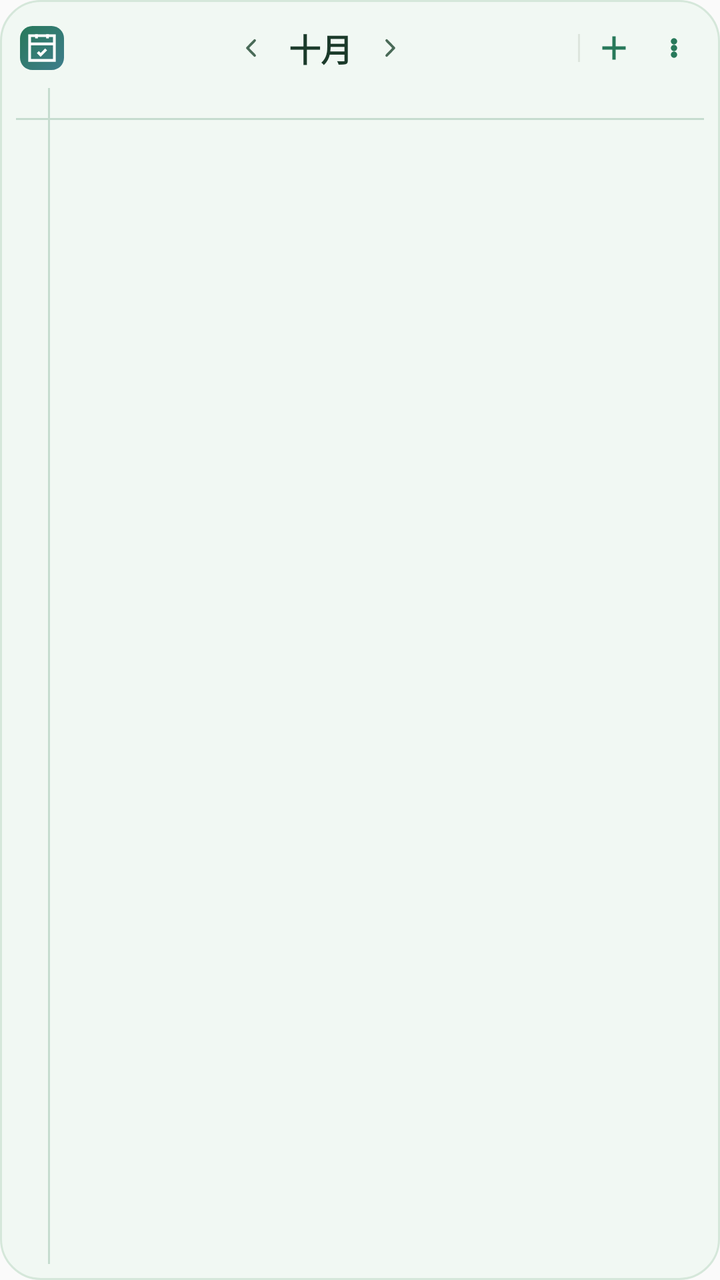
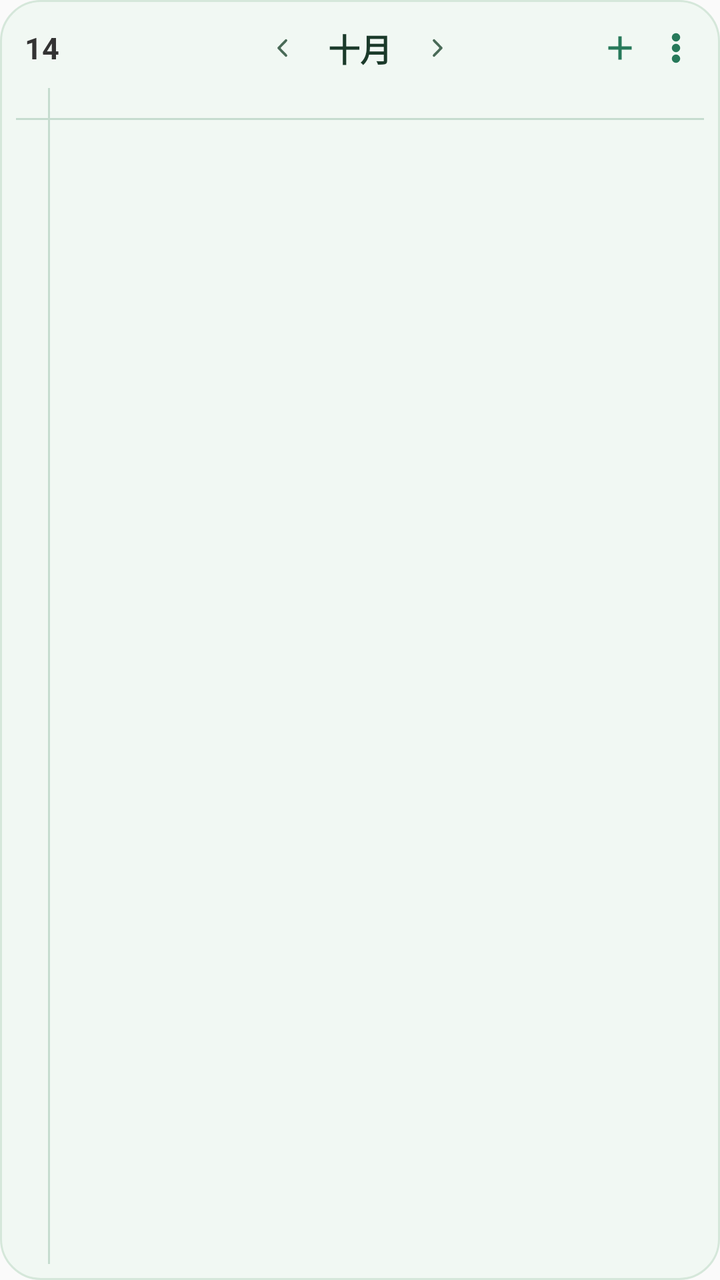

Before-and-after screenshots of an Android layout around one commit, followed by the original layout XML and the change that was made.
<!-- AndroidManifest.xml: application theme AppTheme -->
<!-- res/layout/widget_schedule.xml -->
<?xml version="1.0" encoding="utf-8"?>
<LinearLayout xmlns:android="http://schemas.android.com/apk/res/android"
    android:id="@+id/widget_root"
    android:layout_width="match_parent"
    android:layout_height="match_parent"
    android:background="@drawable/widget_bg"
    android:orientation="vertical"
    android:padding="8dp">

    
    <LinearLayout
        android:layout_width="match_parent"
        android:layout_height="32dp"
        android:gravity="center_vertical"
        android:orientation="horizontal">

        <ImageView
            android:id="@+id/iv_logo"
            android:layout_width="26dp"
            android:layout_height="26dp"
            android:contentDescription="回到今天"
            android:padding="2dp"
            android:src="@drawable/ic_widget_logo" />

        
        <LinearLayout
            android:layout_width="0dp"
            android:layout_height="match_parent"
            android:layout_weight="1"
            android:gravity="center"
            android:orientation="horizontal">

            <ImageView
                android:id="@+id/btn_prev_month"
                android:layout_width="22dp"
                android:layout_height="22dp"
                android:contentDescription="上一周"
                android:padding="4dp"
                android:src="@drawable/ic_chevron_left" />

            <TextView
                android:id="@+id/tv_month"
                android:layout_width="wrap_content"
                android:layout_height="wrap_content"
                android:layout_marginLeft="8dp"
                android:layout_marginRight="8dp"
                android:gravity="center"
                android:text="十月"
                android:textColor="#1B3A2A"
                android:textSize="16sp"
                android:textStyle="bold" />

            <ImageView
                android:id="@+id/btn_next_month"
                android:layout_width="22dp"
                android:layout_height="22dp"
                android:contentDescription="下一周"
                android:padding="4dp"
                android:src="@drawable/ic_chevron_right" />
        </LinearLayout>

        <TextView
            android:layout_width="1dp"
            android:layout_height="14dp"
            android:layout_marginLeft="2dp"
            android:layout_marginRight="2dp"
            android:background="#DDE5DD"
            android:text="" />

        <ImageView
            android:id="@+id/btn_add"
            android:layout_width="30dp"
            android:layout_height="30dp"
            android:contentDescription="新建任务"
            android:padding="5dp"
            android:src="@drawable/ic_plus" />

        <ImageView
            android:id="@+id/btn_settings"
            android:layout_width="30dp"
            android:layout_height="30dp"
            android:contentDescription="小组件设置"
            android:padding="5dp"
            android:src="@drawable/ic_more" />
    </LinearLayout>

    
    <LinearLayout
        android:id="@+id/date_strip"
        android:layout_width="match_parent"
        android:layout_height="wrap_content"
        android:layout_marginTop="2dp"
        android:orientation="horizontal" />

    
    <LinearLayout
        android:id="@+id/habit_rows"
        android:layout_width="match_parent"
        android:layout_height="wrap_content"
        android:layout_marginTop="3dp"
        android:background="#E7F3EA"
        android:orientation="vertical"
        android:padding="2dp"
        android:visibility="gone" />

    
    <LinearLayout
        android:id="@+id/panel"
        android:layout_width="match_parent"
        android:layout_height="0dp"
        android:layout_marginTop="2dp"
        android:layout_weight="1"
        android:orientation="vertical">

        
        <LinearLayout
            android:layout_width="match_parent"
            android:layout_height="15dp"
            android:orientation="horizontal">

            <TextView
                android:layout_width="16dp"
                android:layout_height="match_parent"
                android:text="" />

            <TextView
                android:layout_width="1dp"
                android:layout_height="match_parent"
                android:background="#C6DCCF"
                android:text="" />

            <LinearLayout
                android:id="@+id/untimed_bar"
                android:layout_width="0dp"
                android:layout_height="match_parent"
                android:layout_weight="1"
                android:gravity="center_vertical"
                android:orientation="horizontal" />
        </LinearLayout>

        
        <TextView
            android:layout_width="match_parent"
            android:layout_height="1dp"
            android:background="#C6DCCF"
            android:text="" />

        
        <LinearLayout
            android:layout_width="match_parent"
            android:layout_height="0dp"
            android:layout_weight="1"
            android:orientation="horizontal">

            <LinearLayout
                android:id="@+id/tl_scale"
                android:layout_width="16dp"
                android:layout_height="match_parent"
                android:orientation="vertical" />

            
            <TextView
                android:layout_width="1dp"
                android:layout_height="match_parent"
                android:background="#C6DCCF"
                android:text="" />

            <FrameLayout
                android:id="@+id/tl_frame"
                android:layout_width="0dp"
                android:layout_height="match_parent"
                android:layout_weight="1">

                <LinearLayout
                    android:id="@+id/tl_grid"
                    android:layout_width="match_parent"
                    android:layout_height="match_parent"
                    android:orientation="vertical" />

                
                <LinearLayout
                    android:id="@+id/tl_now"
                    android:layout_width="match_parent"
                    android:layout_height="match_parent"
                    android:orientation="vertical" />

                
                <LinearLayout
                    android:id="@+id/tl_tasks"
                    android:layout_width="match_parent"
                    android:layout_height="match_parent"
                    android:orientation="vertical" />
            </FrameLayout>
        </LinearLayout>
    </LinearLayout>

    
    <TextView
        android:id="@+id/tv_footer"
        android:layout_width="match_parent"
        android:layout_height="wrap_content"
        android:layout_marginTop="2dp"
        android:gravity="center"
        android:text=""
        android:textColor="#6B8574"
        android:textSize="9sp"
        android:visibility="gone" />
</LinearLayout>
<!-- resources referenced by this layout -->
<resources>
  <!-- drawable ic_chevron_right (drawable) -->
  <?xml version="1.0" encoding="utf-8"?>
  <vector xmlns:android="http://schemas.android.com/apk/res/android"
      android:width="24dp"
      android:height="24dp"
      android:viewportWidth="24"
      android:viewportHeight="24">
      <path
          android:pathData="M8.6,5.6 L14.8,12 L8.6,18.4"
          android:strokeColor="#4A6B58"
          android:strokeWidth="2.2"
          android:strokeLineCap="round"
          android:strokeLineJoin="round" />
  </vector>
  <!-- drawable ic_more (drawable) -->
  <?xml version="1.0" encoding="utf-8"?>
  <vector xmlns:android="http://schemas.android.com/apk/res/android"
      android:width="24dp"
      android:height="24dp"
      android:viewportHeight="24"
      android:viewportWidth="24">
      <path
          android:fillColor="#27795A"
          android:pathData="M12,8m-1.9,0a1.9,1.9 0 1,0 3.8,0a1.9,1.9 0 1,0 -3.8,0" />
      <path
          android:fillColor="#27795A"
          android:pathData="M12,12m-1.9,0a1.9,1.9 0 1,0 3.8,0a1.9,1.9 0 1,0 -3.8,0" />
      <path
          android:fillColor="#27795A"
          android:pathData="M12,16m-1.9,0a1.9,1.9 0 1,0 3.8,0a1.9,1.9 0 1,0 -3.8,0" />
  </vector>
  <!-- drawable ic_plus (drawable) -->
  <?xml version="1.0" encoding="utf-8"?>
  <vector xmlns:android="http://schemas.android.com/apk/res/android"
      android:width="24dp"
      android:height="24dp"
      android:viewportWidth="24"
      android:viewportHeight="24">
      <path
          android:fillColor="#27795A"
          android:pathData="M11,5 L11,11 L5,11 L5,13 L11,13 L11,19 L13,19 L13,13 L19,13 L19,11 L13,11 L13,5 Z" />
  </vector>
  <!-- drawable ic_widget_logo (drawable) -->
  <?xml version="1.0" encoding="utf-8"?>
  <vector xmlns:android="http://schemas.android.com/apk/res/android"
      xmlns:aapt="http://schemas.android.com/aapt"
      android:width="192dp"
      android:height="192dp"
      android:viewportWidth="32"
      android:viewportHeight="32">
  
      
      <path android:pathData="M9,0h14c4.97,0 9,4.03 9,9v14c0,4.97 -4.03,9 -9,9H9c-4.97,0 -9,-4.03 -9,-9V9C0,4.03 4.03,0 9,0z">
          <aapt:attr name="android:fillColor">
              <gradient
                  android:type="linear"
                  android:startX="0"
                  android:startY="0"
                  android:endX="32"
                  android:endY="32">
                  <item android:offset="0" android:color="#27795A" />
                  <item android:offset="1" android:color="#3F7D8C" />
              </gradient>
          </aapt:attr>
      </path>
  
      
      <group
          android:translateX="4"
          android:translateY="4"
          android:strokeLineCap="round"
          android:strokeLineJoin="round">
          <path
              android:pathData="M8,2v3"
              android:strokeColor="#FFFFFF"
              android:strokeWidth="2" />
          <path
              android:pathData="M16,2v3"
              android:strokeColor="#FFFFFF"
              android:strokeWidth="2" />
          <path
              android:pathData="M3,3h18v18H3z"
              android:strokeColor="#FFFFFF"
              android:strokeWidth="2" />
          <path
              android:pathData="M3,9h18"
              android:strokeColor="#FFFFFF"
              android:strokeWidth="2" />
          <path
              android:pathData="M9,15l2,2l4,-4"
              android:strokeColor="#FFFFFF"
              android:strokeWidth="2" />
      </group>
  </vector>
  <!-- drawable widget_bg (drawable) -->
  <?xml version="1.0" encoding="utf-8"?>
  <shape xmlns:android="http://schemas.android.com/apk/res/android"
      android:shape="rectangle">
      <solid android:color="#F1F8F3" />
      <corners android:radius="20dp" />
      <stroke android:width="1dp" android:color="#D5E7DA" />
  </shape>
  <style name="AppTheme" parent="Theme.AppCompat.Light.DarkActionBar">
          
          <item name="colorPrimary">@color/colorPrimary</item>
          <item name="colorPrimaryDark">@color/colorPrimaryDark</item>
          <item name="colorAccent">@color/colorAccent</item>
      </style>
  <!-- unchanged entries left out for length: 1 -->
</resources>

<!-- the commit's change to res/layout/widget_schedule.xml (unified diff, before → after) -->
@@ -8,25 +8,28 @@
     android:padding="8dp">
 
     
-    <LinearLayout
-        android:layout_width="match_parent"
-        android:layout_height="32dp"
-        android:gravity="center_vertical"
-        android:orientation="horizontal">
-
-        <ImageView
+    <FrameLayout
+        android:layout_width="match_parent"
+        android:layout_height="32dp">
+
+        <TextView
             android:id="@+id/iv_logo"
-            android:layout_width="26dp"
-            android:layout_height="26dp"
-            android:contentDescription="回到今天"
-            android:padding="2dp"
-            android:src="@drawable/ic_widget_logo" />
-
-        
-        <LinearLayout
-            android:layout_width="0dp"
+            android:layout_width="wrap_content"
             android:layout_height="match_parent"
-            android:layout_weight="1"
+            android:layout_gravity="left|center_vertical"
+            android:gravity="center"
+            android:minWidth="26dp"
+            android:paddingLeft="2dp"
+            android:paddingRight="2dp"
+            android:text="14"
+            android:textColor="#333333"
+            android:textSize="15sp"
+            android:textStyle="bold" />
+
+        <LinearLayout
+            android:layout_width="wrap_content"
+            android:layout_height="match_parent"
+            android:layout_gravity="center"
             android:gravity="center"
             android:orientation="horizontal">
 
@@ -42,8 +45,8 @@
                 android:id="@+id/tv_month"
                 android:layout_width="wrap_content"
                 android:layout_height="wrap_content"
-                android:layout_marginLeft="8dp"
-                android:layout_marginRight="8dp"
+                android:layout_marginLeft="12dp"
+                android:layout_marginRight="12dp"
                 android:gravity="center"
                 android:text="十月"
                 android:textColor="#1B3A2A"
@@ -59,30 +62,30 @@
                 android:src="@drawable/ic_chevron_right" />
         </LinearLayout>
 
-        <TextView
-            android:layout_width="1dp"
-            android:layout_height="14dp"
-            android:layout_marginLeft="2dp"
-            android:layout_marginRight="2dp"
-            android:background="#DDE5DD"
-            android:text="" />
-
-        <ImageView
-            android:id="@+id/btn_add"
-            android:layout_width="30dp"
-            android:layout_height="30dp"
-            android:contentDescription="新建任务"
-            android:padding="5dp"
-            android:src="@drawable/ic_plus" />
-
-        <ImageView
-            android:id="@+id/btn_settings"
-            android:layout_width="30dp"
-            android:layout_height="30dp"
-            android:contentDescription="小组件设置"
-            android:padding="5dp"
-            android:src="@drawable/ic_more" />
-    </LinearLayout>
+        <LinearLayout
+            android:layout_width="wrap_content"
+            android:layout_height="match_parent"
+            android:layout_gravity="right|center_vertical"
+            android:gravity="center_vertical"
+            android:orientation="horizontal">
+
+            <ImageView
+                android:id="@+id/btn_add"
+                android:layout_width="28dp"
+                android:layout_height="28dp"
+                android:contentDescription="新建任务"
+                android:padding="4dp"
+                android:src="@drawable/ic_plus" />
+
+            <ImageView
+                android:id="@+id/btn_settings"
+                android:layout_width="28dp"
+                android:layout_height="28dp"
+                android:contentDescription="小组件设置"
+                android:padding="4dp"
+                android:src="@drawable/ic_more" />
+        </LinearLayout>
+    </FrameLayout>
 
     
     <LinearLayout
<!-- resource entries referenced after the edit -->
@@ -23,13 +23,13 @@
       android:viewportWidth="24">
       <path
           android:fillColor="#27795A"
-          android:pathData="M12,8m-1.9,0a1.9,1.9 0 1,0 3.8,0a1.9,1.9 0 1,0 -3.8,0" />
+          android:pathData="M12,5.6m-2.5,0a2.5,2.5 0 1,0 5,0a2.5,2.5 0 1,0 -5,0" />
       <path
           android:fillColor="#27795A"
-          android:pathData="M12,12m-1.9,0a1.9,1.9 0 1,0 3.8,0a1.9,1.9 0 1,0 -3.8,0" />
+          android:pathData="M12,12m-2.5,0a2.5,2.5 0 1,0 5,0a2.5,2.5 0 1,0 -5,0" />
       <path
           android:fillColor="#27795A"
-          android:pathData="M12,16m-1.9,0a1.9,1.9 0 1,0 3.8,0a1.9,1.9 0 1,0 -3.8,0" />
+          android:pathData="M12,18.4m-2.5,0a2.5,2.5 0 1,0 5,0a2.5,2.5 0 1,0 -5,0" />
   </vector>
   <!-- drawable ic_plus (drawable) -->
   <?xml version="1.0" encoding="utf-8"?>
@@ -41,58 +41,6 @@
       <path
           android:fillColor="#27795A"
           android:pathData="M11,5 L11,11 L5,11 L5,13 L11,13 L11,19 L13,19 L13,13 L19,13 L19,11 L13,11 L13,5 Z" />
-  </vector>
-  <!-- drawable ic_widget_logo (drawable) -->
-  <?xml version="1.0" encoding="utf-8"?>
-  <vector xmlns:android="http://schemas.android.com/apk/res/android"
-      xmlns:aapt="http://schemas.android.com/aapt"
-      android:width="192dp"
-      android:height="192dp"
-      android:viewportWidth="32"
-      android:viewportHeight="32">
-  
-      
-      <path android:pathData="M9,0h14c4.97,0 9,4.03 9,9v14c0,4.97 -4.03,9 -9,9H9c-4.97,0 -9,-4.03 -9,-9V9C0,4.03 4.03,0 9,0z">
-          <aapt:attr name="android:fillColor">
-              <gradient
-                  android:type="linear"
-                  android:startX="0"
-                  android:startY="0"
-                  android:endX="32"
-                  android:endY="32">
-                  <item android:offset="0" android:color="#27795A" />
-                  <item android:offset="1" android:color="#3F7D8C" />
-              </gradient>
-          </aapt:attr>
-      </path>
-  
-      
-      <group
-          android:translateX="4"
-          android:translateY="4"
-          android:strokeLineCap="round"
-          android:strokeLineJoin="round">
-          <path
-              android:pathData="M8,2v3"
-              android:strokeColor="#FFFFFF"
-              android:strokeWidth="2" />
-          <path
-              android:pathData="M16,2v3"
-              android:strokeColor="#FFFFFF"
-              android:strokeWidth="2" />
-          <path
-              android:pathData="M3,3h18v18H3z"
-              android:strokeColor="#FFFFFF"
-              android:strokeWidth="2" />
-          <path
-              android:pathData="M3,9h18"
-              android:strokeColor="#FFFFFF"
-              android:strokeWidth="2" />
-          <path
-              android:pathData="M9,15l2,2l4,-4"
-              android:strokeColor="#FFFFFF"
-              android:strokeWidth="2" />
-      </group>
   </vector>
   <!-- drawable widget_bg (drawable) -->
   <?xml version="1.0" encoding="utf-8"?>
